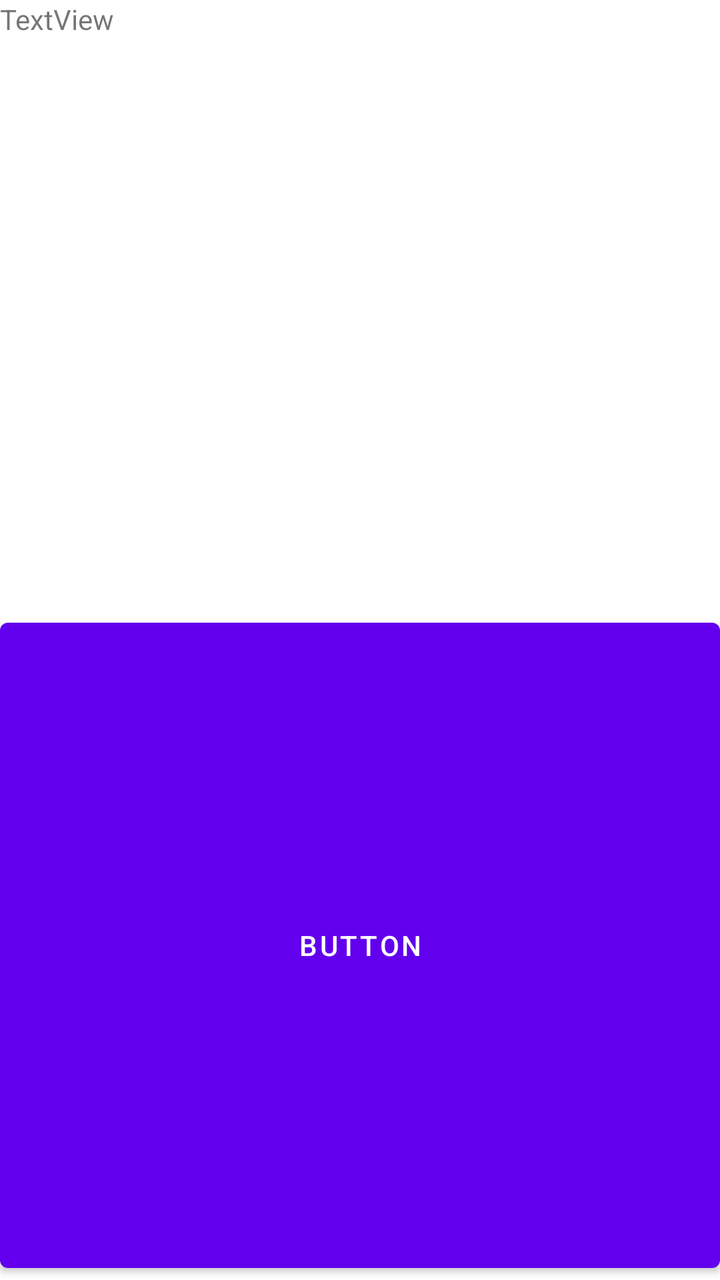
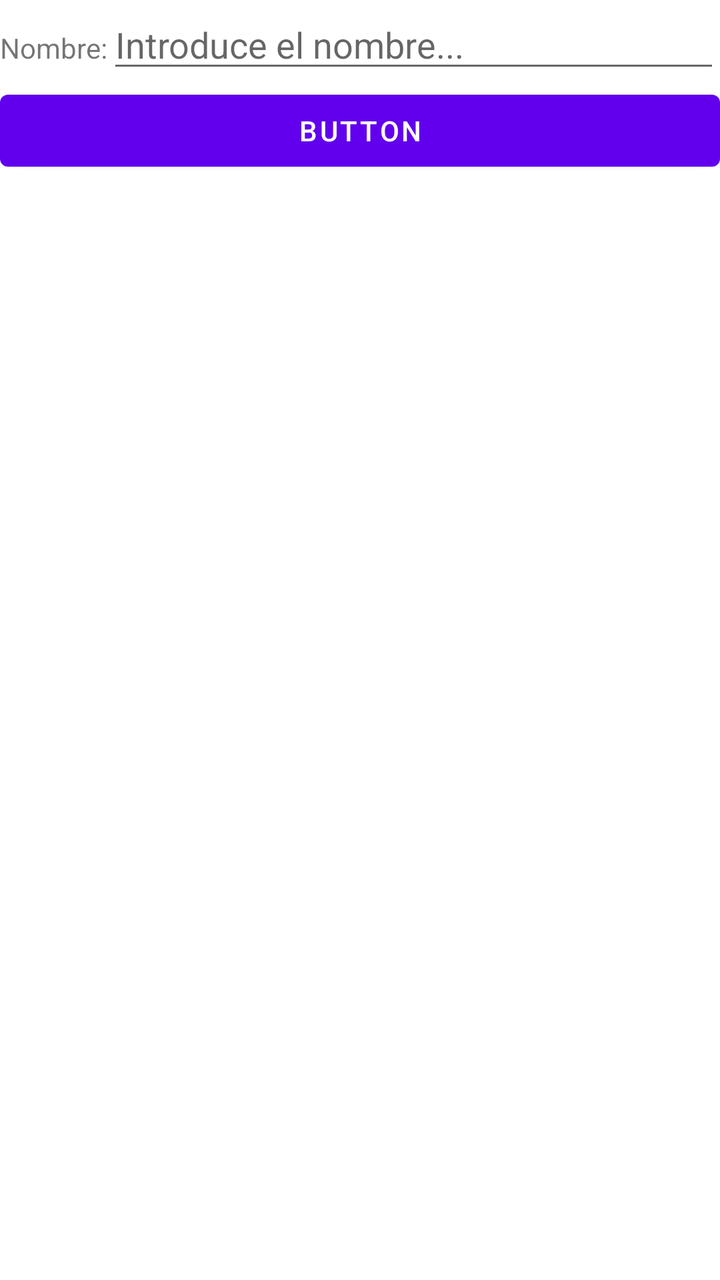

An Android layout rendered at two revisions. The XML below is the earlier revision; the diff shows what the commit changed to produce the second picture.
<!-- AndroidManifest.xml: application theme Theme.MyApplication -->
<!-- res/layout/layout.xml -->
<?xml version="1.0" encoding="utf-8"?>
<LinearLayout xmlns:android="http://schemas.android.com/apk/res/android"
    android:layout_width="match_parent"
    android:layout_height="wrap_content"
    android:layout_marginTop="75px"
    android:orientation="vertical">

    <TextView
        android:id="@+id/texto"
        android:layout_width="wrap_content"
        android:layout_height="wrap_content"
        android:layout_weight="1"
        android:text="TextView" />

    <Button
        android:id="@+id/boton"
        android:layout_width="match_parent"
        android:layout_height="wrap_content"
        android:layout_weight="1"
        android:text="Button" />
</LinearLayout>
<!-- resources referenced by this layout -->
<resources>
  <style name="Theme.MyApplication" parent="Theme.MaterialComponents.DayNight.DarkActionBar">
          
          <item name="colorPrimary">@color/purple_500</item>
          <item name="colorPrimaryVariant">@color/purple_700</item>
          <item name="colorOnPrimary">@color/white</item>
          
          <item name="colorSecondary">@color/teal_200</item>
          <item name="colorSecondaryVariant">@color/teal_700</item>
          <item name="colorOnSecondary">@color/black</item>
          
          <item name="android:statusBarColor">?attr/colorPrimaryVariant</item>
          
      </style>
  <color name="purple_500">#FF6200EE</color>
  <color name="purple_700">#FF3700B3</color>
  <color name="white">#FFFFFFFF</color>
  <color name="teal_200">#FF03DAC5</color>
  <color name="teal_700">#FF018786</color>
  <color name="black">#FF000000</color>
</resources>

<!-- the commit's change to res/layout/layout.xml (unified diff, before → after) -->
@@ -5,17 +5,25 @@
     android:layout_marginTop="75px"
     android:orientation="vertical">
 
-    <TextView
-        android:id="@+id/texto"
-        android:layout_width="wrap_content"
+    <LinearLayout
+        android:layout_width="match_parent"
         android:layout_height="wrap_content"
-        android:layout_weight="1"
-        android:text="TextView" />
+        android:orientation="horizontal">
+        <TextView
+            android:id="@+id/texto"
+            android:layout_width="wrap_content"
+            android:layout_height="wrap_content"
+            android:text="@string/texto1" />
+        <EditText
+            android:id="@+id/input_text"
+            android:layout_width="match_parent"
+            android:layout_height="wrap_content"
+            android:hint="@string/pistatexto1"/>
+    </LinearLayout>
 
     <Button
         android:id="@+id/boton"
         android:layout_width="match_parent"
         android:layout_height="wrap_content"
-        android:layout_weight="1"
         android:text="Button" />
 </LinearLayout>
<!-- resource entries referenced after the edit -->
@@ -1,5 +1,7 @@
 <!-- resources referenced by this layout -->
 <resources>
+  <string name="pistatexto1">Introduce el nombre... </string>
+  <string name="texto1">Nombre: </string>
   <style name="Theme.MyApplication" parent="Theme.MaterialComponents.DayNight.DarkActionBar">
           
           <item name="colorPrimary">@color/purple_500</item>
